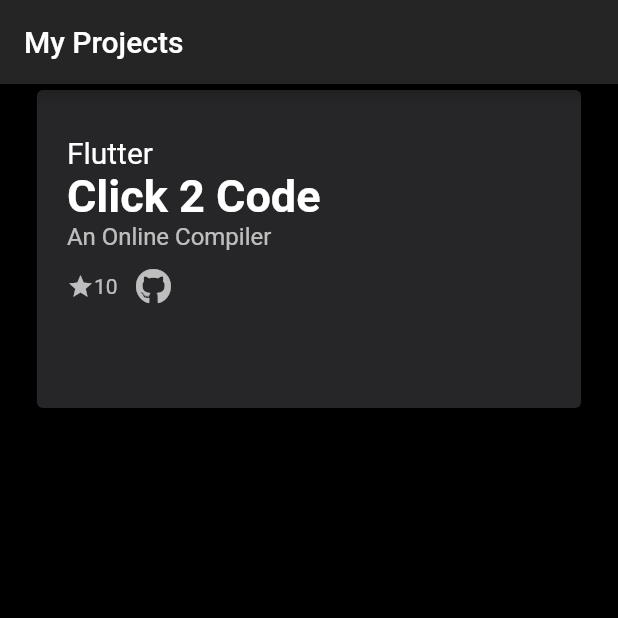
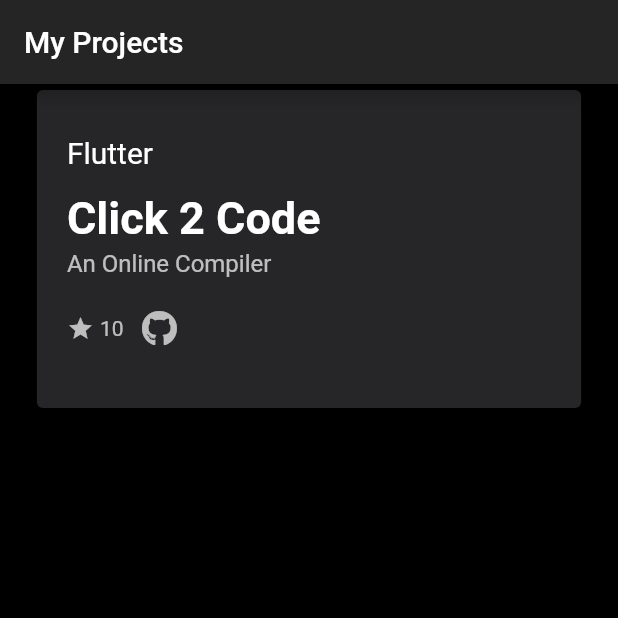
Before and after one commit to Haroon-Zafar/portfolioFlutter, a Flutter app: the screen it shows after launch, on a phone screen of 412 x 824 dp, the top half of it. Run offline on Flutter 3.47's test engine with Material 2 defaults, Android fonts, the phone set to English and light mode, and no system bars; our stand-ins replace font_awesome_flutter, sliding_sheet; missing offline and left inert: dart:html.

Commit message:
SizedBox() placings between widgets to adjust.

```diff
--- a/lib/projects.dart
+++ b/lib/projects.dart
@@ -47,12 +47,18 @@ class _MyProjectsState extends State<MyProjects> {
                             fontSize: 20,
                           ),
                         ),
+                        SizedBox(
+                          height: 15,
+                        ),
                         Text(
                           "Click 2 Code",
                           style: TextStyle(
                               color: Colors.white,
                               fontSize: 30,
                               fontWeight: FontWeight.bold),
+                        ),
+                        SizedBox(
+                          height: 3,
                         ),
                         Text(
                           "An Online Compiler",
@@ -61,12 +67,18 @@ class _MyProjectsState extends State<MyProjects> {
                             fontSize: 16,
                           ),
                         ),
+                        SizedBox(
+                          height: 10,
+                        ),
                         Row(
                           children: [
                             Icon(
                               Icons.star,
                               color: Colors.white70,
                               size: 18,
+                            ),
+                            SizedBox(
+                              width: 4,
                             ),
                             Text(
                               "10",
```
